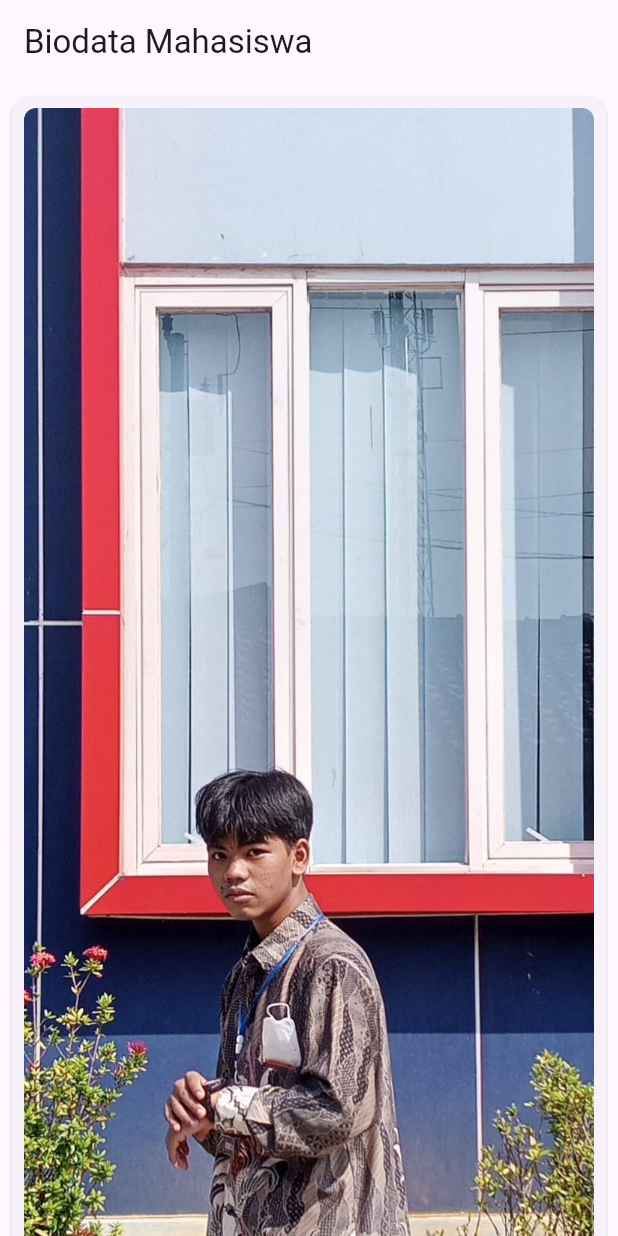
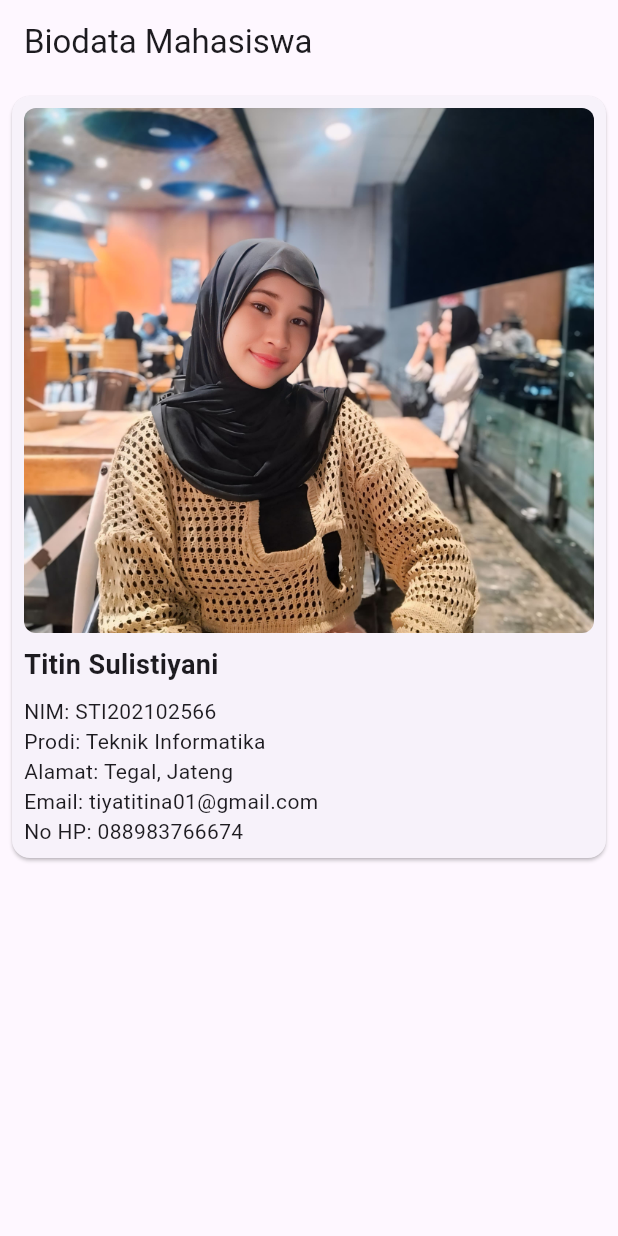
Before and after one commit to arsyadmaull/UTS, a Flutter app: the screen it shows after launch, on a phone screen of 412 x 824 dp. Run offline on Flutter 3.47's test engine with Material 3 defaults, Android fonts, the phone set to English and light mode, and no system bars.

Commit message:
first commit

```diff
--- a/lib/UTS MPL.dart
+++ /dev/null
@@ -1,94 +0,0 @@
-import 'package:flutter/material.dart';
-
-void main() {
-  runApp(MyApp());
-}
-
-class Mahasiswa {
-  final String nama;
-  final String nim;
-  final String prodi;
-  final String alamat;
-  final String email;
-  final String noHp;
-  final String foto;
-
-  Mahasiswa({
-    required this.nama,
-    required this.nim,
-    required this.prodi,
-    required this.alamat,
-    required this.email,
-    required this.noHp,
-    required this.foto,
-  });
-}
-
-class MyApp extends StatelessWidget {
-  final List<Mahasiswa> daftarMahasiswa = [
-    Mahasiswa(
-      nama: 'Arsyad Maullana',
-      nim: 'STI202102477',
-      prodi: 'Teknik Informatika',
-      alamat: 'Jl.Veteran Pasirmuncang Purwokerto Barat',
-      email: 'syadul31.05@gmail.com',
-      noHp: '087777241810',
-      foto: 'img/Arsyad.jpg',
-    ),
-    // Tambahkan data mahasiswa lainnya di sini
-  ];
-
-  @override
-  Widget build(BuildContext context) {
-    return MaterialApp(
-      title: 'Biodata Mahasiswa',
-      theme: ThemeData(
-        primarySwatch: Colors.blue,
-      ),
-      home: Scaffold(
-        appBar: AppBar(
-          title: Text('Biodata Mahasiswa'),
-        ),
-        body: ListView.builder(
-          itemCount: daftarMahasiswa.length,
-          itemBuilder: (context, index) {
-            return Card(
-              margin: EdgeInsets.all(8.0),
-              child: Padding(
-                padding: const EdgeInsets.all(8.0),
-                child: Column(
-                  crossAxisAlignment: CrossAxisAlignment.start,
-                  children: [
-                    ClipRRect(
-                      borderRadius: BorderRadius.circular(8.0),
-                      child: Image.asset(
-                        daftarMahasiswa[index].foto,
-                        fit: BoxFit.cover,
-                        height: 800,
-                        width: double.infinity,
-                      ),
-                    ),
-                    SizedBox(height: 8),
-                    Text(
-                      daftarMahasiswa[index].nama,
-                      style: TextStyle(
-                        fontSize: 18,
-                        fontWeight: FontWeight.bold,
-                      ),
-                    ),
-                    SizedBox(height: 8),
-                    Text('NIM: ${daftarMahasiswa[index].nim}'),
-                    Text('Prodi: ${daftarMahasiswa[index].prodi}'),
-                    Text('Alamat: ${daftarMahasiswa[index].alamat}'),
-                    Text('Email: ${daftarMahasiswa[index].email}'),
-                    Text('No HP: ${daftarMahasiswa[index].noHp}'),
-                  ],
-                ),
-              ),
-            );
-          },
-        ),
-      ),
-    );
-  }
-}
--- a/lib/main.dart
+++ b/lib/main.dart
@@ -27,13 +27,13 @@ class Mahasiswa {
 class MyApp extends StatelessWidget {
   final List<Mahasiswa> daftarMahasiswa = [
     Mahasiswa(
-      nama: 'Arsyad Maullana',
-      nim: 'STI202102477',
+      nama: 'Titin Sulistiyani',
+      nim: 'STI202102566',
       prodi: 'Teknik Informatika',
-      alamat: 'Jl.Veteran Pasirmuncang Purwokerto Barat',
-      email: 'syadul31.05@gmail.com',
-      noHp: '087777241810',
-      foto: 'img/Arsyad.jpg',
+      alamat: 'Tegal, Jateng',
+      email: 'tiyatitina01@gmail.com',
+      noHp: '088983766674',
+      foto: 'img/Titin.jpg',
     ),
     // Tambahkan data mahasiswa lainnya di sini
   ];
@@ -64,7 +64,7 @@ class MyApp extends StatelessWidget {
                       child: Image.asset(
                         daftarMahasiswa[index].foto,
                         fit: BoxFit.cover,
-                        height: 800,
+                        height: 350,
                         width: double.infinity,
                       ),
                     ),
--- a/pubspec.yaml
+++ b/pubspec.yaml
@@ -60,7 +60,7 @@ flutter:
 
   # To add assets to your application, add an assets section, like this:
   assets:
-    - img/Arsyad.jpg
+    - img/Titin.jpg
 
   # An image asset can refer to one or more resolution-specific "variants", see
   # https://flutter.dev/assets-and-images/#resolution-aware
```
Also changed, not shown: img/Arsyad.jpg (deleted), img/Titin.jpg (added).
